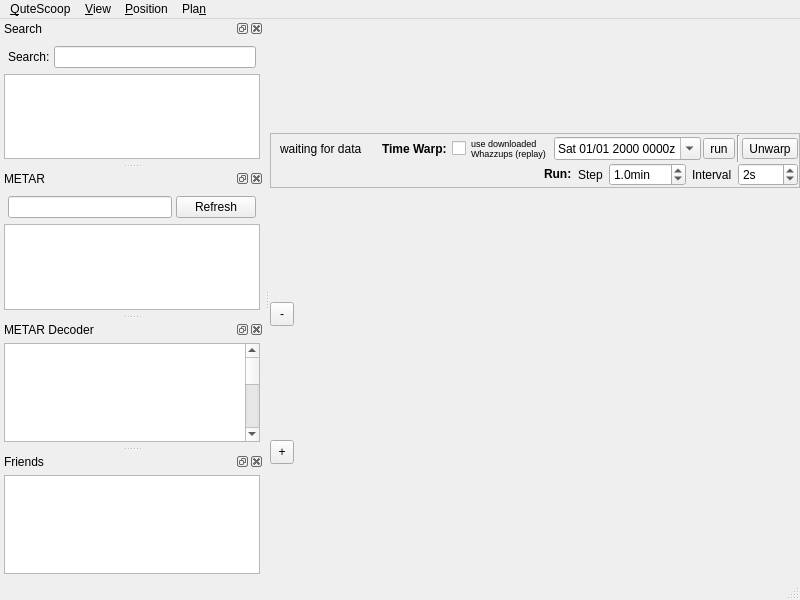
First picture: the form in trunk/QuteScoop/src/MainWindow.ui, repository qutescoop/qutescoop, before the edit.
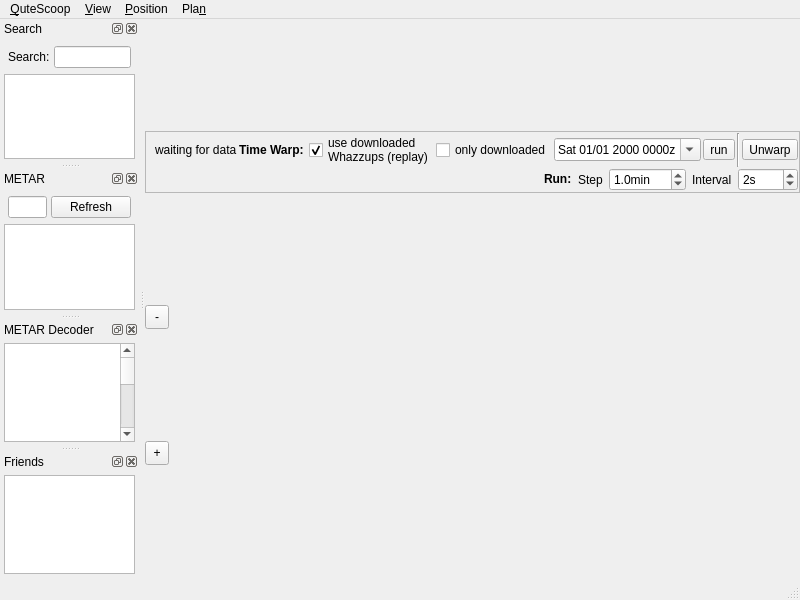
Second picture: the form after the edit. Icons and pictures are not drawn.

What changed in the file:
```diff
--- a/trunk/QuteScoop/src/MainWindow.ui
+++ b/trunk/QuteScoop/src/MainWindow.ui
@@ -92,11 +92,6 @@
          </item>
          <item>
           <widget class="QCheckBox" name="cbUseDownloaded">
-           <property name="font">
-            <font>
-             <pointsize>7</pointsize>
-            </font>
-           </property>
            <property name="toolTip">
             <string>Use Whazzups from &quot;/downloaded&quot; directory (&quot;Preferences/Save Whazzups&quot;). This allows accurate replay of past timespans. Use together with &quot;Preferences/Save Screenshots&quot; if you like...</string>
            </property>
@@ -104,6 +99,19 @@
             <string>use downloaded
 Whazzups (replay)</string>
            </property>
+           <property name="checked">
+            <bool>true</bool>
+           </property>
+          </widget>
+         </item>
+         <item>
+          <widget class="QCheckBox" name="cbOnlyUseDownloaded">
+           <property name="toolTip">
+            <string>will not jump to times where no downloaded Whazzup is available (disables any prediction - just the pure, real playback).</string>
+           </property>
+           <property name="text">
+            <string>only downloaded</string>
+           </property>
           </widget>
          </item>
          <item>
@@ -671,30 +679,33 @@
         <string>&lt;!DOCTYPE HTML PUBLIC &quot;-//W3C//DTD HTML 4.0//EN&quot; &quot;http://www.w3.org/TR/REC-html40/strict.dtd&quot;&gt;
 &lt;html&gt;&lt;head&gt;&lt;meta name=&quot;qrichtext&quot; content=&quot;1&quot; /&gt;&lt;style type=&quot;text/css&quot;&gt;
 p, li { white-space: pre-wrap; }
-&lt;/style&gt;&lt;/head&gt;&lt;body style=&quot; font-family:'Ubuntu'; font-size:10pt; font-weight:400; font-style:normal;&quot;&gt;
+&lt;/style&gt;&lt;/head&gt;&lt;body style=&quot; font-family:'MS Shell Dlg 2'; font-size:8.25pt; font-weight:400; font-style:normal;&quot;&gt;
 &lt;table border=&quot;0&quot; style=&quot;-qt-table-type: root; margin-top:4px; margin-bottom:4px; margin-left:4px; margin-right:4px;&quot;&gt;
 &lt;tr&gt;
 &lt;td style=&quot;border: none;&quot;&gt;
-&lt;p style=&quot;-qt-paragraph-type:empty; margin-top:0px; margin-bottom:0px; margin-left:0px; margin-right:0px; -qt-block-indent:0; text-indent:0px; font-family:'MS Shell Dlg 2'; font-size:8pt;&quot;&gt;&lt;/p&gt;
-&lt;p style=&quot;-qt-paragraph-type:empty; margin-top:0px; margin-bottom:0px; margin-left:0px; margin-right:0px; -qt-block-indent:0; text-indent:0px;&quot;&gt;&lt;/p&gt;
-&lt;p style=&quot;-qt-paragraph-type:empty; margin-top:0px; margin-bottom:0px; margin-left:0px; margin-right:0px; -qt-block-indent:0; text-indent:0px;&quot;&gt;&lt;/p&gt;
-&lt;p style=&quot;-qt-paragraph-type:empty; margin-top:0px; margin-bottom:0px; margin-left:0px; margin-right:0px; -qt-block-indent:0; text-indent:0px;&quot;&gt;&lt;/p&gt;
-&lt;p style=&quot;-qt-paragraph-type:empty; margin-top:0px; margin-bottom:0px; margin-left:0px; margin-right:0px; -qt-block-indent:0; text-indent:0px;&quot;&gt;&lt;/p&gt;
-&lt;p style=&quot;-qt-paragraph-type:empty; margin-top:0px; margin-bottom:0px; margin-left:0px; margin-right:0px; -qt-block-indent:0; text-indent:0px; font-family:'MS Shell Dlg 2'; font-size:8pt;&quot;&gt;&lt;/p&gt;
-&lt;p style=&quot;-qt-paragraph-type:empty; margin-top:0px; margin-bottom:0px; margin-left:0px; margin-right:0px; -qt-block-indent:0; text-indent:0px;&quot;&gt;&lt;/p&gt;
-&lt;p style=&quot;-qt-paragraph-type:empty; margin-top:0px; margin-bottom:0px; margin-left:0px; margin-right:0px; -qt-block-indent:0; text-indent:0px; font-family:'MS Shell Dlg 2'; font-size:8pt;&quot;&gt;&lt;/p&gt;
-&lt;p style=&quot;-qt-paragraph-type:empty; margin-top:0px; margin-bottom:0px; margin-left:0px; margin-right:0px; -qt-block-indent:0; text-indent:0px; font-family:'MS Shell Dlg 2'; font-size:8pt;&quot;&gt;&lt;/p&gt;
-&lt;p style=&quot;-qt-paragraph-type:empty; margin-top:0px; margin-bottom:0px; margin-left:0px; margin-right:0px; -qt-block-indent:0; text-indent:0px; font-family:'MS Shell Dlg 2'; font-size:8pt;&quot;&gt;&lt;/p&gt;
-&lt;p style=&quot;-qt-paragraph-type:empty; margin-top:0px; margin-bottom:0px; margin-left:0px; margin-right:0px; -qt-block-indent:0; text-indent:0px; font-family:'MS Shell Dlg 2'; font-size:8pt;&quot;&gt;&lt;/p&gt;
-&lt;p style=&quot;-qt-paragraph-type:empty; margin-top:0px; margin-bottom:0px; margin-left:0px; margin-right:0px; -qt-block-indent:0; text-indent:0px; font-family:'MS Shell Dlg 2'; font-size:8pt;&quot;&gt;&lt;/p&gt;
-&lt;p style=&quot;-qt-paragraph-type:empty; margin-top:0px; margin-bottom:0px; margin-left:0px; margin-right:0px; -qt-block-indent:0; text-indent:0px; font-family:'MS Shell Dlg 2'; font-size:8pt;&quot;&gt;&lt;/p&gt;
-&lt;p style=&quot;-qt-paragraph-type:empty; margin-top:0px; margin-bottom:0px; margin-left:0px; margin-right:0px; -qt-block-indent:0; text-indent:0px; font-family:'MS Shell Dlg 2'; font-size:8pt;&quot;&gt;&lt;/p&gt;
-&lt;p style=&quot;-qt-paragraph-type:empty; margin-top:0px; margin-bottom:0px; margin-left:0px; margin-right:0px; -qt-block-indent:0; text-indent:0px; font-family:'MS Shell Dlg 2'; font-size:8pt;&quot;&gt;&lt;/p&gt;
-&lt;p style=&quot;-qt-paragraph-type:empty; margin-top:0px; margin-bottom:0px; margin-left:0px; margin-right:0px; -qt-block-indent:0; text-indent:0px; font-family:'MS Shell Dlg 2'; font-size:8pt;&quot;&gt;&lt;/p&gt;
-&lt;p style=&quot;-qt-paragraph-type:empty; margin-top:0px; margin-bottom:0px; margin-left:0px; margin-right:0px; -qt-block-indent:0; text-indent:0px; font-family:'MS Shell Dlg 2'; font-size:8pt;&quot;&gt;&lt;/p&gt;
-&lt;p style=&quot;-qt-paragraph-type:empty; margin-top:0px; margin-bottom:0px; margin-left:0px; margin-right:0px; -qt-block-indent:0; text-indent:0px; font-family:'MS Shell Dlg 2'; font-size:8pt;&quot;&gt;&lt;/p&gt;
-&lt;p style=&quot;-qt-paragraph-type:empty; margin-top:0px; margin-bottom:0px; margin-left:0px; margin-right:0px; -qt-block-indent:0; text-indent:0px; font-family:'MS Shell Dlg 2'; font-size:8pt;&quot;&gt;&lt;/p&gt;
-&lt;p style=&quot;-qt-paragraph-type:empty; margin-top:0px; margin-bottom:0px; margin-left:0px; margin-right:0px; -qt-block-indent:0; text-indent:0px; font-family:'UnDotum';&quot;&gt;&lt;/p&gt;
+&lt;p style=&quot;-qt-paragraph-type:empty; margin-top:0px; margin-bottom:0px; margin-left:0px; margin-right:0px; -qt-block-indent:0; text-indent:0px; font-size:8pt;&quot;&gt;&lt;/p&gt;
+&lt;p style=&quot;-qt-paragraph-type:empty; margin-top:0px; margin-bottom:0px; margin-left:0px; margin-right:0px; -qt-block-indent:0; text-indent:0px; font-size:8pt;&quot;&gt;&lt;/p&gt;
+&lt;p style=&quot;-qt-paragraph-type:empty; margin-top:0px; margin-bottom:0px; margin-left:0px; margin-right:0px; -qt-block-indent:0; text-indent:0px; font-family:'Ubuntu'; font-size:10pt;&quot;&gt;&lt;/p&gt;
+&lt;p style=&quot;-qt-paragraph-type:empty; margin-top:0px; margin-bottom:0px; margin-left:0px; margin-right:0px; -qt-block-indent:0; text-indent:0px; font-size:8pt;&quot;&gt;&lt;/p&gt;
+&lt;p style=&quot;-qt-paragraph-type:empty; margin-top:0px; margin-bottom:0px; margin-left:0px; margin-right:0px; -qt-block-indent:0; text-indent:0px; font-family:'Ubuntu'; font-size:10pt;&quot;&gt;&lt;/p&gt;
+&lt;p style=&quot;-qt-paragraph-type:empty; margin-top:0px; margin-bottom:0px; margin-left:0px; margin-right:0px; -qt-block-indent:0; text-indent:0px; font-family:'Ubuntu'; font-size:10pt;&quot;&gt;&lt;/p&gt;
+&lt;p style=&quot;-qt-paragraph-type:empty; margin-top:0px; margin-bottom:0px; margin-left:0px; margin-right:0px; -qt-block-indent:0; text-indent:0px; font-family:'Ubuntu'; font-size:10pt;&quot;&gt;&lt;/p&gt;
+&lt;p style=&quot;-qt-paragraph-type:empty; margin-top:0px; margin-bottom:0px; margin-left:0px; margin-right:0px; -qt-block-indent:0; text-indent:0px; font-family:'Ubuntu'; font-size:10pt;&quot;&gt;&lt;/p&gt;
+&lt;p style=&quot;-qt-paragraph-type:empty; margin-top:0px; margin-bottom:0px; margin-left:0px; margin-right:0px; -qt-block-indent:0; text-indent:0px; font-size:8pt;&quot;&gt;&lt;/p&gt;
+&lt;p style=&quot;-qt-paragraph-type:empty; margin-top:0px; margin-bottom:0px; margin-left:0px; margin-right:0px; -qt-block-indent:0; text-indent:0px; font-family:'Ubuntu'; font-size:10pt;&quot;&gt;&lt;/p&gt;
+&lt;p style=&quot;-qt-paragraph-type:empty; margin-top:0px; margin-bottom:0px; margin-left:0px; margin-right:0px; -qt-block-indent:0; text-indent:0px; font-size:8pt;&quot;&gt;&lt;/p&gt;
+&lt;p style=&quot;-qt-paragraph-type:empty; margin-top:0px; margin-bottom:0px; margin-left:0px; margin-right:0px; -qt-block-indent:0; text-indent:0px; font-size:8pt;&quot;&gt;&lt;/p&gt;
+&lt;p style=&quot;-qt-paragraph-type:empty; margin-top:0px; margin-bottom:0px; margin-left:0px; margin-right:0px; -qt-block-indent:0; text-indent:0px; font-size:8pt;&quot;&gt;&lt;/p&gt;
+&lt;p style=&quot;-qt-paragraph-type:empty; margin-top:0px; margin-bottom:0px; margin-left:0px; margin-right:0px; -qt-block-indent:0; text-indent:0px; font-size:8pt;&quot;&gt;&lt;/p&gt;
+&lt;p style=&quot;-qt-paragraph-type:empty; margin-top:0px; margin-bottom:0px; margin-left:0px; margin-right:0px; -qt-block-indent:0; text-indent:0px; font-size:8pt;&quot;&gt;&lt;/p&gt;
+&lt;p style=&quot;-qt-paragraph-type:empty; margin-top:0px; margin-bottom:0px; margin-left:0px; margin-right:0px; -qt-block-indent:0; text-indent:0px; font-size:8pt;&quot;&gt;&lt;/p&gt;
+&lt;p style=&quot;-qt-paragraph-type:empty; margin-top:0px; margin-bottom:0px; margin-left:0px; margin-right:0px; -qt-block-indent:0; text-indent:0px; font-size:8pt;&quot;&gt;&lt;/p&gt;
+&lt;p style=&quot;-qt-paragraph-type:empty; margin-top:0px; margin-bottom:0px; margin-left:0px; margin-right:0px; -qt-block-indent:0; text-indent:0px; font-size:8pt;&quot;&gt;&lt;/p&gt;
+&lt;p style=&quot;-qt-paragraph-type:empty; margin-top:0px; margin-bottom:0px; margin-left:0px; margin-right:0px; -qt-block-indent:0; text-indent:0px; font-size:8pt;&quot;&gt;&lt;/p&gt;
+&lt;p style=&quot;-qt-paragraph-type:empty; margin-top:0px; margin-bottom:0px; margin-left:0px; margin-right:0px; -qt-block-indent:0; text-indent:0px; font-size:8pt;&quot;&gt;&lt;/p&gt;
+&lt;p style=&quot;-qt-paragraph-type:empty; margin-top:0px; margin-bottom:0px; margin-left:0px; margin-right:0px; -qt-block-indent:0; text-indent:0px; font-size:8pt;&quot;&gt;&lt;/p&gt;
+&lt;p style=&quot;-qt-paragraph-type:empty; margin-top:0px; margin-bottom:0px; margin-left:0px; margin-right:0px; -qt-block-indent:0; text-indent:0px; font-size:8pt;&quot;&gt;&lt;/p&gt;
+&lt;p style=&quot;-qt-paragraph-type:empty; margin-top:0px; margin-bottom:0px; margin-left:0px; margin-right:0px; -qt-block-indent:0; text-indent:0px; font-family:'UnDotum'; font-size:10pt;&quot;&gt;&lt;/p&gt;
 &lt;p style=&quot;-qt-paragraph-type:empty; margin-top:0px; margin-bottom:0px; margin-left:0px; margin-right:0px; -qt-block-indent:0; text-indent:0px; font-family:'Lucida Grande'; font-size:13pt;&quot;&gt;&lt;/p&gt;&lt;/td&gt;&lt;/tr&gt;&lt;/table&gt;&lt;/body&gt;&lt;/html&gt;</string>
        </property>
        <property name="acceptRichText">
```
Left out of the diff: 22 changed lines with no effect on the pictures.
